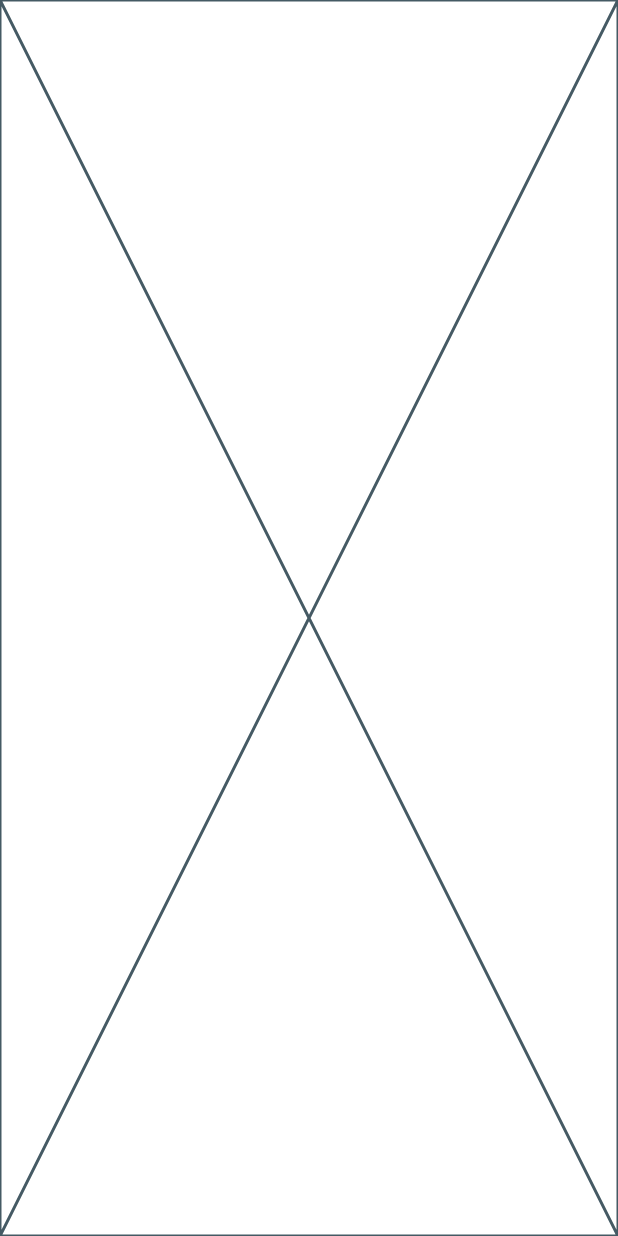
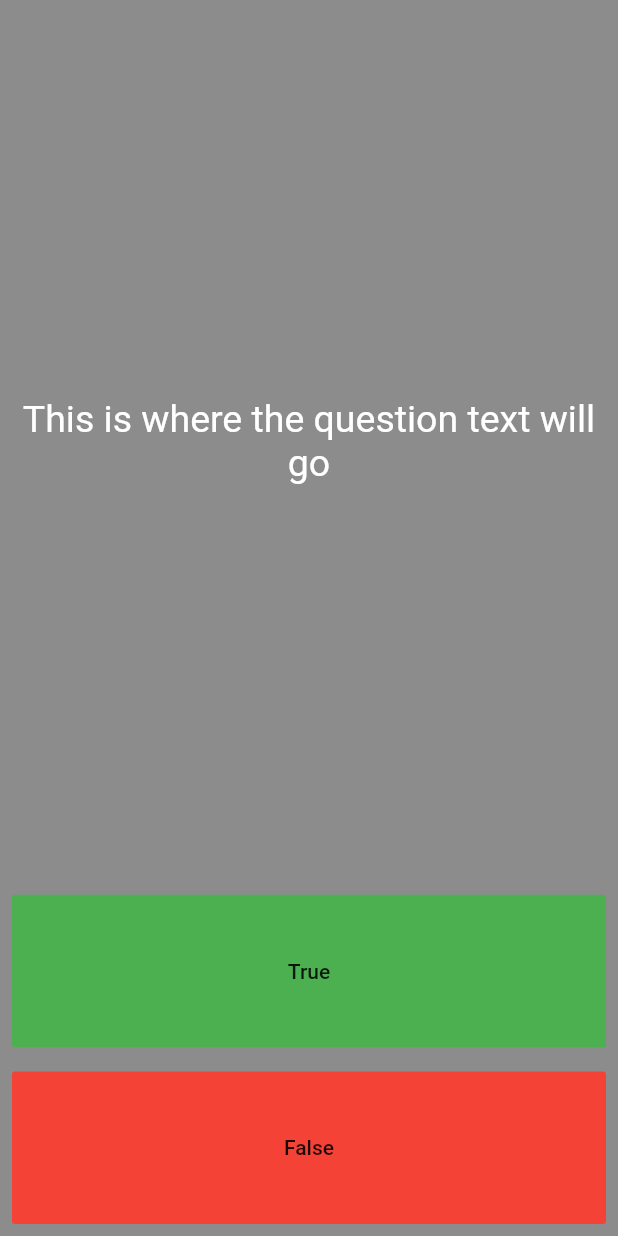
Before and after one commit to Mikky196/flutter_apps, a Flutter app: the screen it shows after launch, on a phone screen of 412 x 824 dp. Run offline on Flutter 3.47's test engine with Material 2 defaults, Android fonts, the phone set to English and light mode, and no system bars; our stand-ins replace audioplayers; project files that could hold a hidden picture were left out.

Commit message:
made changes to quizzler project. I created the layout of the app.

```diff
--- a/quizzler/lib/main.dart
+++ b/quizzler/lib/main.dart
@@ -16,6 +16,53 @@ class Quizzler extends StatefulWidget {
 class _QuizzlerState extends State<Quizzler> {
   @override
   Widget build(BuildContext context) {
-    return const Placeholder();
+    return MaterialApp(
+      home: Scaffold(
+        backgroundColor: Colors.black45,
+        body: Center(
+          child: Column(
+            crossAxisAlignment: CrossAxisAlignment.stretch,
+            children: [
+              Expanded(
+                flex: 5,
+                child: Padding(
+                  padding: const EdgeInsets.all(8.0),
+                  child: Center(
+                    child: Text(
+                      "This is where the question text will go",
+                      textAlign: TextAlign.center,
+                      style: TextStyle(
+                        color: Colors.white,
+                        fontSize: 25.0,
+                      ),
+                    ),
+                  ),
+                ),
+              ),
+              Expanded(
+                child: Padding(
+                  padding: const EdgeInsets.all(8.0),
+                  child: FlatButton(
+                    color: Colors.green,
+                    onPressed: () {},
+                    child: Text("True"),
+                  ),
+                ),
+              ),
+              Expanded(
+                child: Padding(
+                  padding: const EdgeInsets.all(8.0),
+                  child: FlatButton(
+                    color: Colors.red,
+                    onPressed: () {},
+                    child: Text("False"),
+                  ),
+                ),
+              ),
+            ],
+          ),
+        ),
+      ),
+    );
   }
 }
```
Also changed, not shown: 1 other file.
